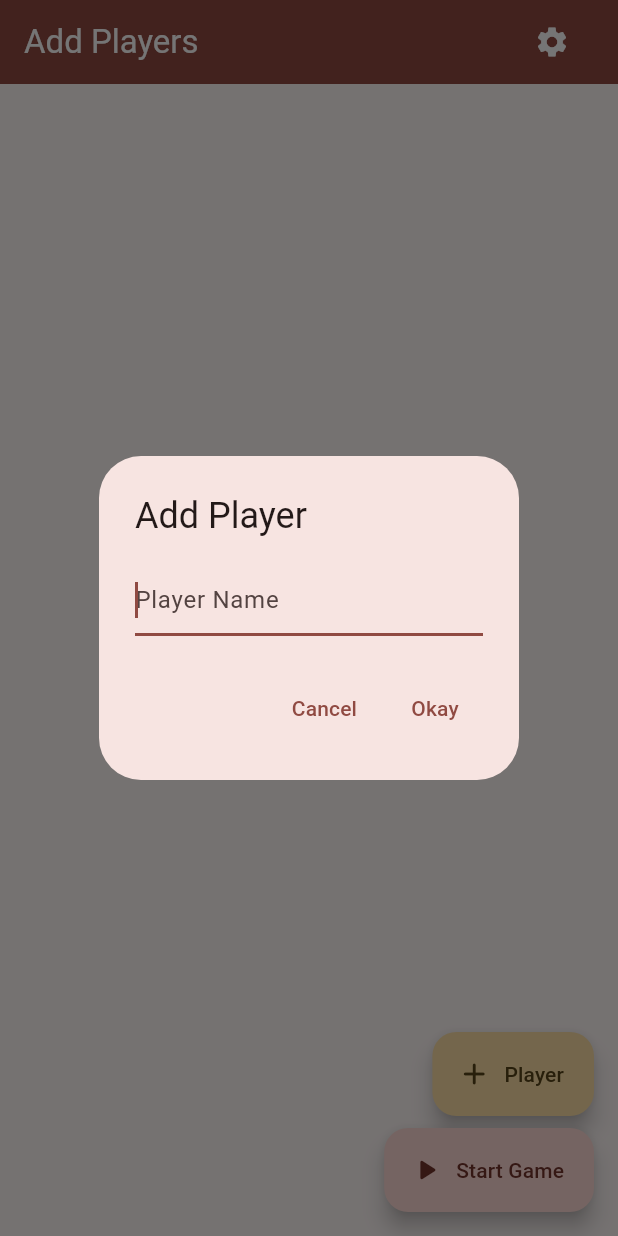
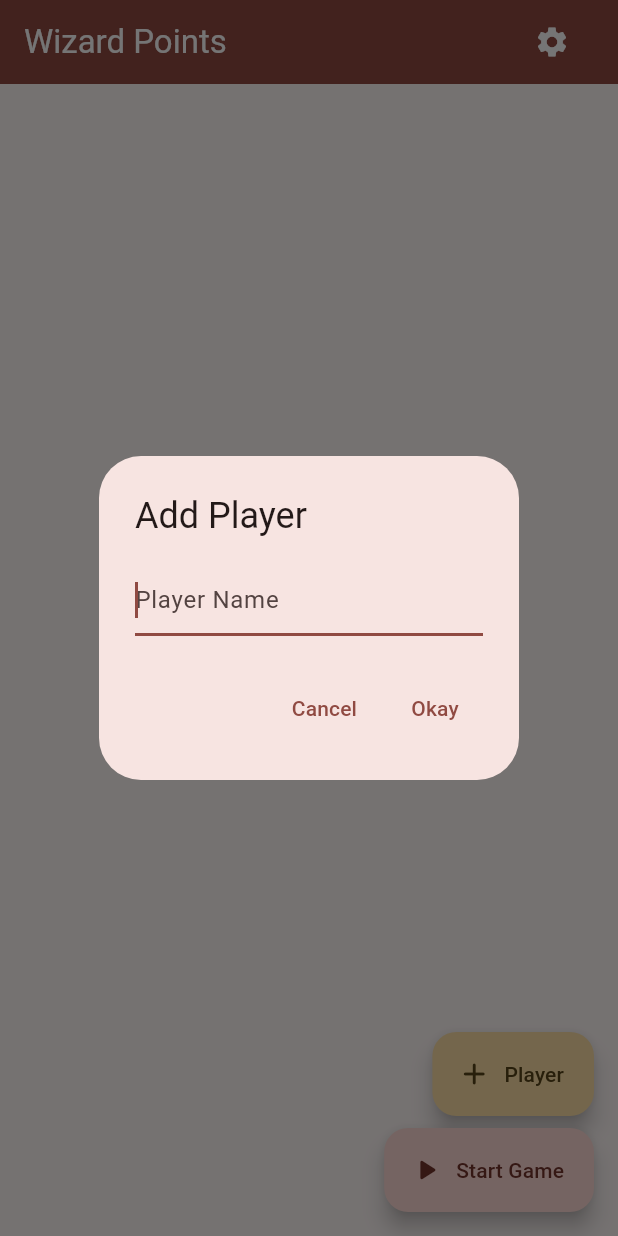
Before and after one commit to BuildmodeOne/wizard_points, a Flutter app: the screen it shows after launch, after a tap on "Player", on a phone screen of 412 x 824 dp. Run offline on Flutter 3.47's test engine with Material 3 defaults, Android fonts, the phone set to English and light mode, and no system bars; our stand-ins replace fluentui_system_icons, localstorage, numberpicker, shared_preferences.

Commit message:
💄 update UI

```diff
--- a/lib/screens/player/players_screen.dart
+++ b/lib/screens/player/players_screen.dart
@@ -145,7 +145,8 @@ class _PlayerCreationScreenState extends State<PlayerCreationScreen> {
     }
 
     return Scaffold(
-      appBar: getAppBar(context, 'Add Players', isRunning, game),
+      appBar: getAppBar(context, isRunning, game),
+      backgroundColor: getAppBarBackgroundColor(context),
       floatingActionButton: Column(
         mainAxisAlignment: MainAxisAlignment.end,
         crossAxisAlignment: CrossAxisAlignment.end,
@@ -225,7 +226,9 @@ class _PlayerCreationScreenState extends State<PlayerCreationScreen> {
           ),
         ],
       ),
-      body: Padding(
+      body: Container(
+        color: Theme.of(context).colorScheme.background,
+        child: Padding(
           padding: const EdgeInsets.all(8.0),
           child: Column(
             children: [
@@ -274,7 +277,8 @@ class _PlayerCreationScreenState extends State<PlayerCreationScreen> {
                           'Add at least 3 players to start a game.',
                           style: TextStyle(
                             fontSize: 16,
-                          color: Theme.of(context).colorScheme.onSurfaceVariant,
+                            color:
+                                Theme.of(context).colorScheme.onSurfaceVariant,
                           ),
                           textAlign: TextAlign.center,
                         ),
@@ -347,6 +351,7 @@ class _PlayerCreationScreenState extends State<PlayerCreationScreen> {
             ],
           ),
         ),
+      ),
     );
   }
 }
--- a/lib/services/models.dart
+++ b/lib/services/models.dart
@@ -88,7 +88,7 @@ class Game {
 
     rounds.add(Round());
 
-    // dont change dealer on first round
+    // don't change dealer on first round
     if (currentRound == 1) {
       return;
     }
--- a/lib/shared/appbar.dart
+++ b/lib/shared/appbar.dart
@@ -1,24 +1,13 @@
 import 'package:flutter/material.dart';
 import 'package:wizard_points/screens/scoreboard/scoreboard.dart';
 import 'package:wizard_points/screens/settings/settings.dart';
+import 'package:wizard_points/services/config.dart';
 
-import '../services/config.dart';
 import '../services/models.dart';
 
-AppBar getAppBar(
-    BuildContext context, String text, bool showScoreboard, Game? game,
-    [VoidCallback? action, bool backButton = true]) {
-  return AppBar(
-    automaticallyImplyLeading: backButton,
-    backgroundColor: themeNotifier.isDark
-        ? Theme.of(context).colorScheme.primaryContainer
-        : Theme.of(context).colorScheme.primary,
-    foregroundColor: themeNotifier.isDark
-        ? Theme.of(context).colorScheme.onPrimaryContainer
-        : Theme.of(context).colorScheme.onPrimary,
-    elevation: 5,
-    title: Text(text),
-    actions: [
+List<Widget> getAppBarActions(BuildContext context, bool showScoreboard,
+    Game? game, VoidCallback? action) {
+  return [
     Visibility(
       visible: showScoreboard,
       child: IconButton(
@@ -56,6 +45,29 @@ AppBar getAppBar(
       icon: const Icon(Icons.settings),
     ),
     const Padding(padding: EdgeInsets.all(10)),
-    ],
+  ];
+}
+
+Color getAppBarForegroundColor(BuildContext context) {
+  return themeNotifier.isDark
+      ? Theme.of(context).colorScheme.onPrimaryContainer
+      : Theme.of(context).colorScheme.onPrimary;
+}
+
+Color getAppBarBackgroundColor(BuildContext context) {
+  return themeNotifier.isDark
+      ? Theme.of(context).colorScheme.primaryContainer
+      : Theme.of(context).colorScheme.primary;
+}
+
+AppBar getAppBar(BuildContext context, bool showScoreboard, Game? game,
+    [VoidCallback? action, bool backButton = true]) {
+  return AppBar(
+    clipBehavior: Clip.none,
+    backgroundColor: getAppBarBackgroundColor(context),
+    foregroundColor: getAppBarForegroundColor(context),
+    automaticallyImplyLeading: backButton,
+    title: const Text('Wizard Points'),
+    actions: getAppBarActions(context, showScoreboard, game, action),
   );
 }
```
Also changed, not shown: lib/screens/cards/cards_card.dart (added, +20 -0 lines), lib/screens/cards/dealer_card.dart (added, +20 -0 lines), lib/screens/cards/predict_card_button.dart (added, +25 -0 lines), lib/screens/game/game_finished.dart (+6 -3 lines), lib/screens/round/elements/player_button.dart (+11 -11 lines), lib/screens/round/select_prediction.dart (+29 -19 lines), lib/screens/round/trick_selector.dart (+11 -9 lines), lib/screens/rounds/new_section_screen.dart (+24 -11 lines), lib/screens/scoreboard/scoreboard.dart (+7 -3 lines), lib/screens/settings/settings.dart (+41 -22 lines), lib/shared/shifted_icon.dart (added, +14 -0 lines), pubspec.lock. Lines whose indentation alone changed are shown as unchanged.
